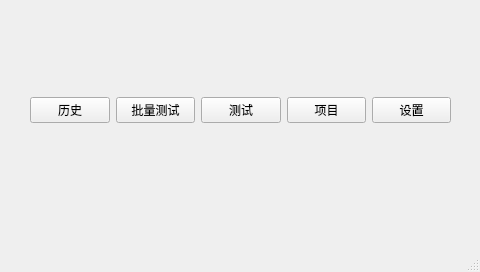
Old version of the form main.ui in the repository nylttpgg09/FluoTest.
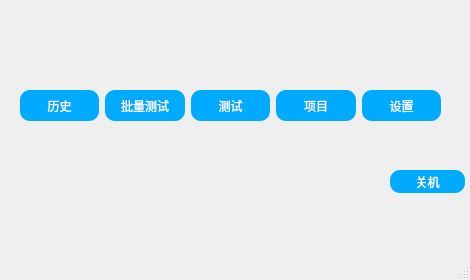
New version of the form.

Diff of the .ui file:
```diff
--- a/main.ui
+++ b/main.ui
@@ -6,8 +6,8 @@
    <rect>
     <x>0</x>
     <y>0</y>
-    <width>480</width>
-    <height>272</height>
+    <width>470</width>
+    <height>280</height>
    </rect>
   </property>
   <property name="windowTitle">
@@ -17,15 +17,29 @@
    <widget class="QWidget" name="horizontalLayoutWidget">
     <property name="geometry">
      <rect>
-      <x>30</x>
-      <y>60</y>
+      <x>20</x>
+      <y>90</y>
       <width>421</width>
-      <height>101</height>
+      <height>31</height>
      </rect>
     </property>
     <layout class="QHBoxLayout" name="horizontalLayout">
+     <property name="bottomMargin">
+      <number>0</number>
+     </property>
      <item>
       <widget class="QPushButton" name="historyButton">
+       <property name="sizePolicy">
+        <sizepolicy hsizetype="Preferred" vsizetype="Preferred">
+         <horstretch>0</horstretch>
+         <verstretch>0</verstretch>
+        </sizepolicy>
+       </property>
+       <property name="styleSheet">
+        <string notr="true"> border-radius: 10px;
+    background-color: #00aaff; /* 变淡后的蓝色背景，透明度为50% */
+    color: white;</string>
+       </property>
        <property name="text">
         <string>历史</string>
        </property>
@@ -33,6 +47,17 @@
      </item>
      <item>
       <widget class="QPushButton" name="pushButton_2">
+       <property name="sizePolicy">
+        <sizepolicy hsizetype="Preferred" vsizetype="Preferred">
+         <horstretch>0</horstretch>
+         <verstretch>0</verstretch>
+        </sizepolicy>
+       </property>
+       <property name="styleSheet">
+        <string notr="true"> border-radius: 10px;
+    background-color: #00aaff; /* 变淡后的蓝色背景，透明度为50% */
+    color: white;</string>
+       </property>
        <property name="text">
         <string>批量测试</string>
        </property>
@@ -40,6 +65,17 @@
      </item>
      <item>
       <widget class="QPushButton" name="testButton">
+       <property name="sizePolicy">
+        <sizepolicy hsizetype="Preferred" vsizetype="Preferred">
+         <horstretch>0</horstretch>
+         <verstretch>0</verstretch>
+        </sizepolicy>
+       </property>
+       <property name="styleSheet">
+        <string notr="true"> border-radius: 10px;
+    background-color: #00aaff; /* 变淡后的蓝色背景，透明度为50% */
+    color: white;</string>
+       </property>
        <property name="text">
         <string>测试</string>
        </property>
@@ -47,6 +83,17 @@
      </item>
      <item>
       <widget class="QPushButton" name="itemButton">
+       <property name="sizePolicy">
+        <sizepolicy hsizetype="Preferred" vsizetype="Preferred">
+         <horstretch>0</horstretch>
+         <verstretch>0</verstretch>
+        </sizepolicy>
+       </property>
+       <property name="styleSheet">
+        <string notr="true"> border-radius: 10px;
+    background-color: #00aaff; /* 变淡后的蓝色背景，透明度为50% */
+    color: white;</string>
+       </property>
        <property name="text">
         <string>项目</string>
        </property>
@@ -54,6 +101,17 @@
      </item>
      <item>
       <widget class="QPushButton" name="settingButton">
+       <property name="sizePolicy">
+        <sizepolicy hsizetype="Preferred" vsizetype="Preferred">
+         <horstretch>0</horstretch>
+         <verstretch>0</verstretch>
+        </sizepolicy>
+       </property>
+       <property name="styleSheet">
+        <string notr="true"> border-radius: 10px;
+    background-color: #00aaff; /* 变淡后的蓝色背景，透明度为50% */
+    color: white;</string>
+       </property>
        <property name="text">
         <string>设置</string>
        </property>
@@ -64,12 +122,17 @@
    <widget class="QPushButton" name="pushButton_6">
     <property name="geometry">
      <rect>
-      <x>550</x>
-      <y>380</y>
+      <x>390</x>
+      <y>170</y>
       <width>75</width>
       <height>23</height>
      </rect>
     </property>
+    <property name="styleSheet">
+     <string notr="true"> border-radius: 10px;
+    background-color: #00aaff; /* 变淡后的蓝色背景，透明度为50% */
+    color: white;</string>
+    </property>
     <property name="text">
      <string>关机</string>
     </property>
```
Left out of the diff: 4 changed lines with no effect on the pictures.
